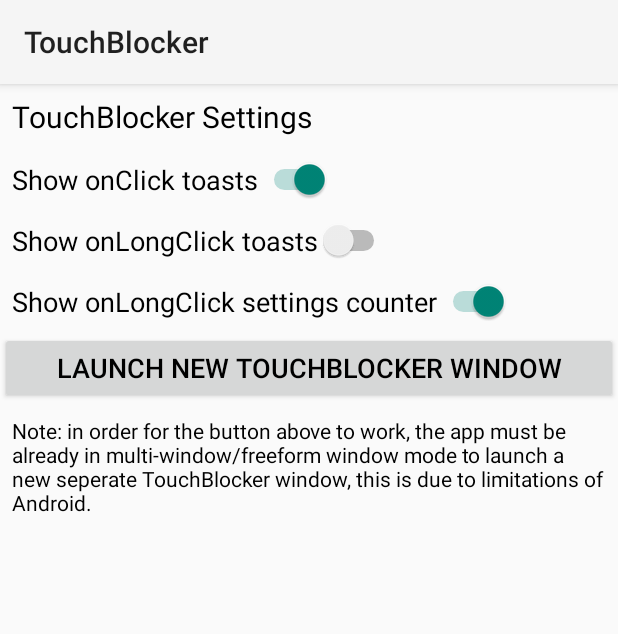
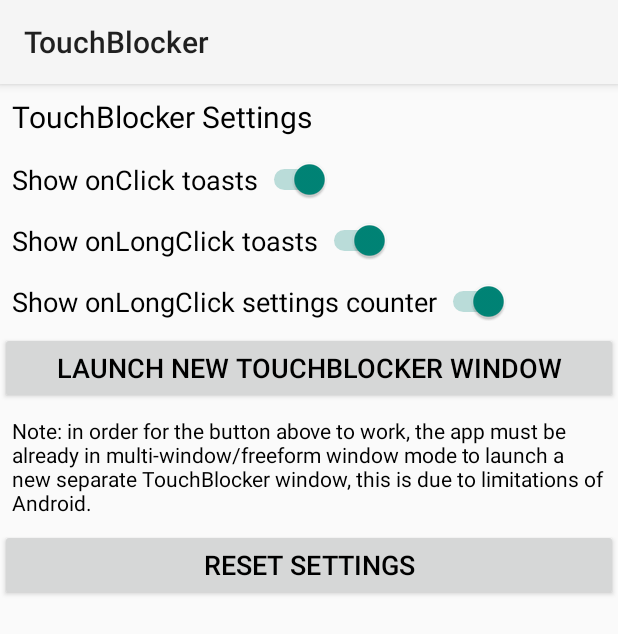
Before and after one commit to RealEthanPlayzDev/TouchBlocker, an Android app: the SettingsActivity screen opened directly, with no data from a screen before it, on a phone screen of 412 x 824 dp. Shown: the top 634 px of the screen. Run offline under Robolectric (Android 15) with nearby library versions, the phone set to English and light mode, and no system bars.

Commit message:
Completely finish the rewrite, fixed bugs, added a reset settings button, reqrite, optimize, and move to using a integer variable for feedbackLinearLayout's onLongTouch code, and move hard-coded strings to string resource for the settings activity.

```diff
--- a/app/src/main/java/com/realethanplayzdev/touchblocker/SettingsActivity.java
+++ b/app/src/main/java/com/realethanplayzdev/touchblocker/SettingsActivity.java
@@ -20,6 +20,7 @@ public class SettingsActivity extends AppCompatActivity {
     private Switch showolctoasts;
     private Switch showolcsettingscounter;
     private Button launchnewwindow;
+    private Button resetsettings;
 
     // SharedPrefences
     private SharedPreferences settings;
@@ -35,12 +36,13 @@ public class SettingsActivity extends AppCompatActivity {
         showolctoasts = (Switch)findViewById(R.id.showolctoasts);
         showolcsettingscounter = (Switch)findViewById(R.id.showolcsettingscounter);
         launchnewwindow = (Button)findViewById(R.id.launchnewindow);
+        resetsettings = (Button)findViewById(R.id.resetsettings);
 
         settings = getSharedPreferences("settings", Activity.MODE_PRIVATE);
 
         // Fetch the current settings and then apply it to the switches
         showoctoasts.setChecked(settings.getBoolean("showOnClickToasts", true));
-        showoctoasts.setChecked(settings.getBoolean("showOnLongClickToasts", true));
+        showolctoasts.setChecked(settings.getBoolean("showOnLongClickToasts", true));
         showolcsettingscounter.setChecked(settings.getBoolean("showOnLongClickCounters", true));
 
         showoctoasts.setOnCheckedChangeListener(new CompoundButton.OnCheckedChangeListener() {
@@ -83,5 +85,12 @@ public class SettingsActivity extends AppCompatActivity {
                 startActivity(new Intent(getApplicationContext(), MainActivity.class).addFlags(Intent.FLAG_ACTIVITY_LAUNCH_ADJACENT | Intent.FLAG_ACTIVITY_NEW_TASK));
             }
         });
+
+        resetsettings.setOnClickListener(new View.OnClickListener() {
+            @Override
+            public void onClick(View v) {
+                settings.edit().clear().apply();
+            }
+        });
     }
 }
--- a/app/src/main/res/layout/activity_settings.xml
+++ b/app/src/main/res/layout/activity_settings.xml
@@ -2,63 +2,80 @@
 <androidx.coordinatorlayout.widget.CoordinatorLayout
 	xmlns:android="http://schemas.android.com/apk/res/android"
 	xmlns:app="http://schemas.android.com/apk/res-auto"
-	xmlns:tools="http://schemas.android.com/tools"
 	android:id="@+id/_coordinator"
 	android:layout_width="match_parent"
 	android:layout_height="match_parent">
 
 	<LinearLayout
+		android:id="@+id/linearLayout"
 		android:layout_width="match_parent"
 		android:layout_height="match_parent"
 		android:orientation="vertical"
 		app:layout_behavior="@string/appbar_scrolling_view_behavior">
+
 		<TextView
 			android:id="@+id/textview1"
 			android:layout_width="wrap_content"
 			android:layout_height="wrap_content"
 			android:padding="8dp"
-			android:text="TouchBlocker Settings"
-			android:textSize="20sp"
-			android:textColor="#000000"/>
+			android:text="@string/settingstitle"
+			android:textColor="#000000"
+			android:textSize="20sp" />
+
 		<Switch
 			android:id="@+id/showoctoasts"
 			android:layout_width="wrap_content"
 			android:layout_height="wrap_content"
 			android:padding="8dp"
-			android:text="Show onClick toasts"
-			android:textSize="18sp"
-			android:textColor="#000000"/>
+			android:text="@string/settingsshowoctoastsswitch"
+			android:textColor="#000000"
+			android:textSize="18sp" />
+
 		<Switch
 			android:id="@+id/showolctoasts"
 			android:layout_width="wrap_content"
 			android:layout_height="wrap_content"
 			android:padding="8dp"
-			android:text="Show onLongClick toasts"
-			android:textSize="18sp"
-			android:textColor="#000000"/>
+			android:text="@string/settingsshowolctoastsswitch"
+			android:textColor="#000000"
+			android:textSize="18sp" />
+
 		<Switch
 			android:id="@+id/showolcsettingscounter"
 			android:layout_width="wrap_content"
 			android:layout_height="wrap_content"
 			android:padding="8dp"
-			android:text="Show onLongClick settings counter"
-			android:textSize="18sp"
-			android:textColor="#000000"/>
+			android:text="@string/settingsshowolccounterswitch"
+			android:textColor="#000000"
+			android:textSize="18sp" />
+
 		<Button
 			android:id="@+id/launchnewindow"
 			android:layout_width="match_parent"
 			android:layout_height="wrap_content"
 			android:padding="8dp"
-			android:text="Launch new TouchBlocker window"
-			android:textSize="18sp"
-			android:textColor="#000000"/>
+			android:text="@string/settingslaunchtouchblockerwindow"
+			android:textColor="#000000"
+			android:textSize="18sp" />
+
 		<TextView
 			android:id="@+id/textview2"
 			android:layout_width="wrap_content"
 			android:layout_height="wrap_content"
 			android:padding="8dp"
-			android:text="Note: in order for the button above to work, the app must be already in multi-window/freeform window mode to launch a new seperate TouchBlocker window, this is due to limitations of Android."
-			android:textSize="14sp"
-			android:textColor="#000000"/>
+			android:text="@string/settingslaunchnewwindownote"
+			android:textColor="#000000"
+			android:textSize="14sp" />
+
+		<Button
+			android:id="@+id/resetsettings"
+			android:layout_width="match_parent"
+			android:layout_height="wrap_content"
+			android:padding="8dp"
+			android:text="@string/settingsresetsettings"
+			android:textColor="#000000"
+			android:textSize="18sp" />
+
 	</LinearLayout>
+
 </androidx.coordinatorlayout.widget.CoordinatorLayout>
--- a/app/src/main/res/values/strings.xml
+++ b/app/src/main/res/values/strings.xml
@@ -1,3 +1,10 @@
 <resources>
     <string name="app_name">TouchBlocker</string>
+    <string name="settingsresetsettings">Reset Settings</string>
+    <string name="settingslaunchtouchblockerwindow">Launch new TouchBlocker window</string>
+    <string name="settingslaunchnewwindownote">Note: in order for the button above to work, the app must be already in multi-window/freeform window mode to launch a new separate TouchBlocker window, this is due to limitations of Android.</string>
+    <string name="settingsshowolccounterswitch">Show onLongClick settings counter</string>
+    <string name="settingsshowolctoastsswitch">Show onLongClick toasts</string>
+    <string name="settingsshowoctoastsswitch">Show onClick toasts</string>
+    <string name="settingstitle">TouchBlocker Settings</string>
 </resources>
```
Also changed, not shown: app/src/main/java/com/realethanplayzdev/touchblocker/MainActivity.java (+37 -34 lines).
